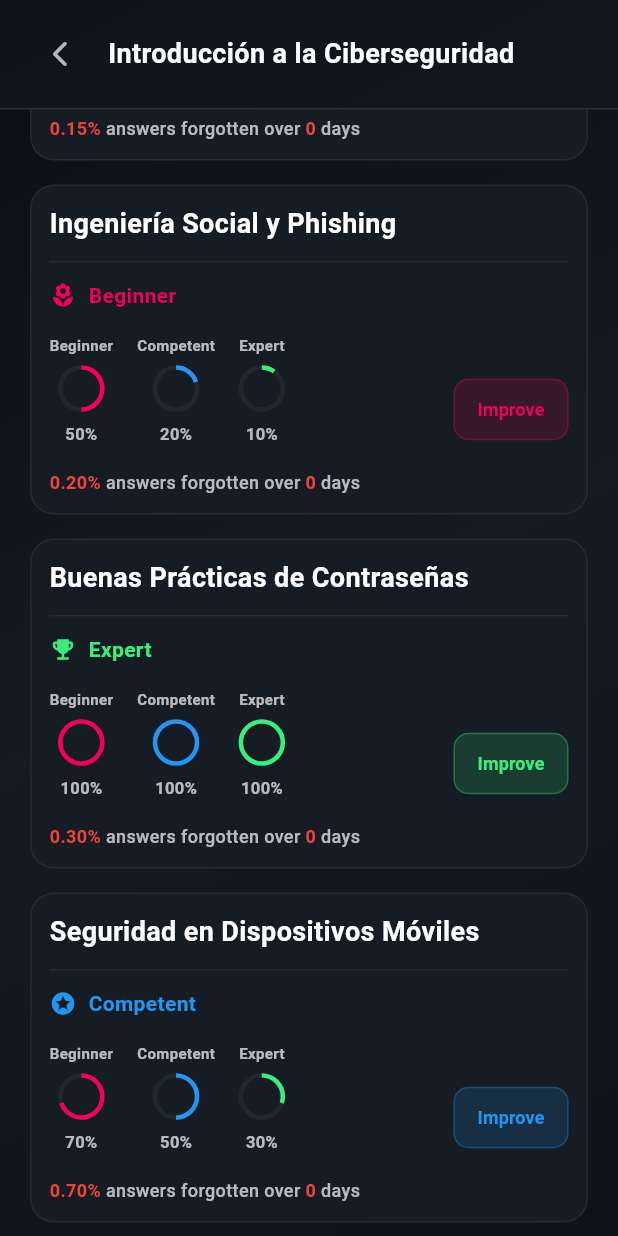
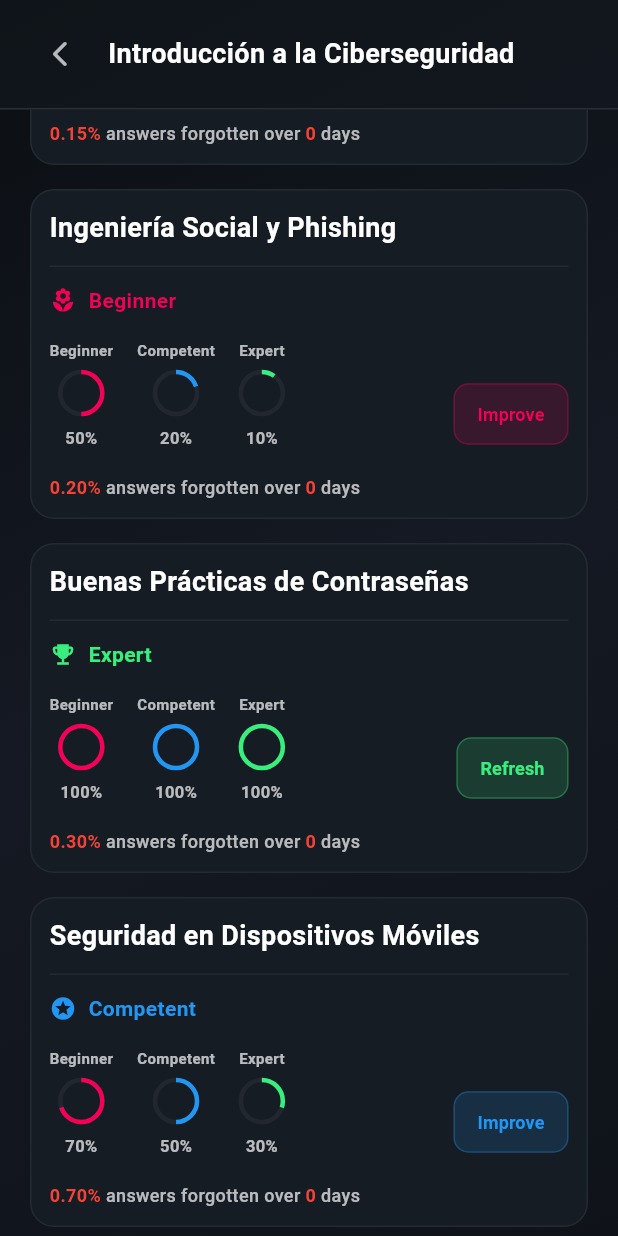
Before and after one commit to entermedia-community/eme_plugin_app, a Flutter app: the TopicTutorialsScreen screen opened directly with sample values from the repository, scrolled down 576 dp, on a phone screen of 412 x 824 dp. Run offline on Flutter 3.47's test engine with Material 3 defaults, Android fonts, the phone set to English and light mode, and no system bars; our stand-ins replace transparent_image; network calls fail.

Commit message:
feat: implement dynamic workspace branding and expand language helper with new localization strings

```diff
--- a/lib/screens/login_screen.dart
+++ b/lib/screens/login_screen.dart
@@ -162,7 +162,7 @@ class _LoginScreenState extends State<LoginScreen>
                                         ],
                                       ),
                                       child: const Image(
-                                        image: AssetImage('assets/logo.png'),
+                                        image: AssetImage('assets/testu.png'),
                                       ),
                                     ),
                                   ),
--- a/lib/screens/topic_tutorials_screen.dart
+++ b/lib/screens/topic_tutorials_screen.dart
@@ -62,12 +62,11 @@ class TopicTutorialsScreen extends StatelessWidget {
 
                               // Section Title
                               Text(
-                                LanguageHelper.translate('tutorials'),
+                                '${topic.tutorial.length} ${LanguageHelper.translate('tutorials')}',
                                 style: TextStyle(
-                                  fontSize: 12,
+                                  fontSize: 14,
                                   fontWeight: FontWeight.bold,
                                   color: mainColor,
-                                  letterSpacing: 1.5,
                                 ),
                               ),
                               const SizedBox(height: 16),
--- a/lib/utils/language_helper.dart
+++ b/lib/utils/language_helper.dart
@@ -52,6 +52,8 @@ class LanguageHelper {
         'average_rank': 'Average Rank',
         'next_rank_up': 'Average Score',
         'improve': 'Improve',
+        'refresh': 'Refresh',
+        'last_reviewed': 'Last reviewed {d} days ago',
       },
       'Español': {
         'catalog_dashboard': 'Catálogo / Tablero',
@@ -92,6 +94,8 @@ class LanguageHelper {
         'average_rank': 'Rango Promedio',
         'next_rank_up': 'Siguiente Nivel En',
         'improve': 'Mejorar',
+        'refresh': 'Refrescar',
+        'last_reviewed': 'Última revisión {d} días atrás',
       },
     };
 
--- a/lib/widgets/tutorial_card.dart
+++ b/lib/widgets/tutorial_card.dart
@@ -140,7 +140,10 @@ class _TutorialCardState extends State<TutorialCard>
                                   elevation: 0,
                                 ),
                                 child: Text(
-                                  LanguageHelper.translate('improve'),
+                                  widget.tutorial.progress.getEfficiency() ==
+                                          Efficiency.expert
+                                      ? LanguageHelper.translate('refresh')
+                                      : LanguageHelper.translate('improve'),
                                   style: TextStyle(
                                     fontWeight: FontWeight.bold,
                                     fontSize: 12,
```
Also changed, not shown: lib/screens/dashboard_screen.dart (+13 -19 lines), lib/screens/old_dashboard.dart (+4 -4 lines), lib/widgets/topics_card.dart (+6 -1 lines), assets/minsur.png (added), assets/testu.png (renamed from assets/logo.png).
